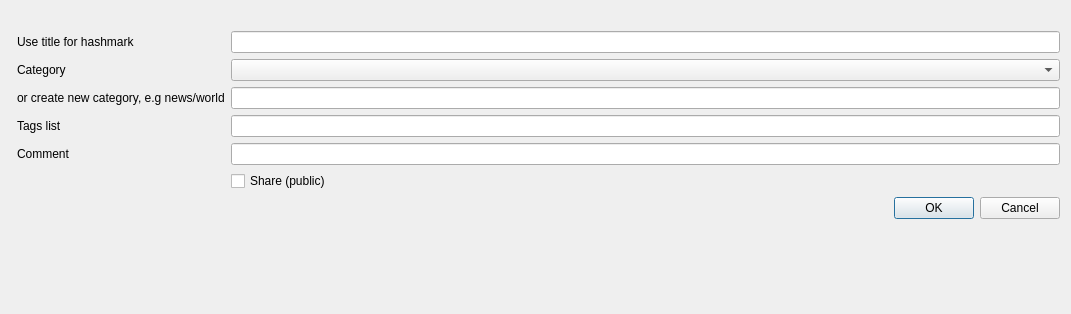
Above: galacteek/ui/addhashmarkdialog.ui from pinnaculum/galacteek before the change. Below: the same form after it.
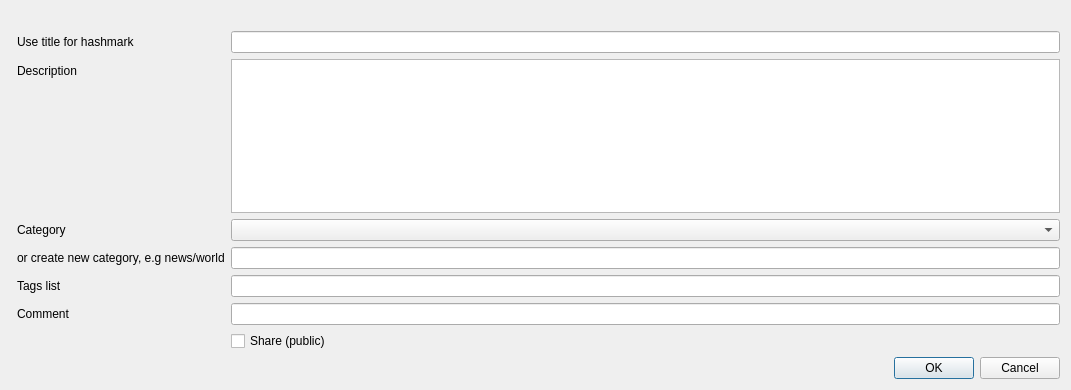
That is the form after the change.

```diff
--- a/galacteek/ui/addhashmarkdialog.ui
+++ b/galacteek/ui/addhashmarkdialog.ui
@@ -7,9 +7,15 @@
     <x>0</x>
     <y>0</y>
     <width>1071</width>
-    <height>314</height>
+    <height>390</height>
    </rect>
   </property>
+  <property name="sizePolicy">
+   <sizepolicy hsizetype="Maximum" vsizetype="Preferred">
+    <horstretch>0</horstretch>
+    <verstretch>0</verstretch>
+   </sizepolicy>
+  </property>
   <property name="maximumSize">
    <size>
     <width>1071</width>
@@ -51,68 +57,82 @@
      <item row="1" column="1">
       <widget class="QLineEdit" name="title"/>
      </item>
-     <item row="2" column="0">
+     <item row="3" column="0">
       <widget class="QLabel" name="label_2">
        <property name="text">
         <string>Category</string>
        </property>
       </widget>
      </item>
-     <item row="2" column="1">
+     <item row="3" column="1">
       <widget class="QComboBox" name="category"/>
      </item>
-     <item row="3" column="0">
+     <item row="4" column="0">
       <widget class="QLabel" name="label_4">
        <property name="text">
         <string>or create new category, e.g news/world</string>
        </property>
       </widget>
      </item>
-     <item row="3" column="1">
+     <item row="4" column="1">
       <widget class="QLineEdit" name="newCategory">
        <property name="maxLength">
         <number>128</number>
        </property>
       </widget>
      </item>
-     <item row="6" column="0">
+     <item row="7" column="0">
       <widget class="QLabel" name="label_3">
        <property name="text">
         <string/>
        </property>
       </widget>
      </item>
-     <item row="6" column="1">
+     <item row="7" column="1">
       <widget class="QCheckBox" name="share">
        <property name="text">
         <string>Share (public)</string>
        </property>
       </widget>
      </item>
-     <item row="4" column="0">
+     <item row="5" column="0">
       <widget class="QLabel" name="label_5">
        <property name="text">
         <string>Tags list</string>
        </property>
       </widget>
      </item>
-     <item row="4" column="1">
+     <item row="5" column="1">
       <widget class="QLineEdit" name="tags">
        <property name="maxLength">
         <number>256</number>
        </property>
       </widget>
      </item>
-     <item row="5" column="0">
+     <item row="6" column="0">
       <widget class="QLabel" name="label_6">
        <property name="text">
         <string>Comment</string>
        </property>
       </widget>
      </item>
-     <item row="5" column="1">
+     <item row="6" column="1">
       <widget class="QLineEdit" name="comment"/>
      </item>
+     <item row="2" column="0">
+      <widget class="QLabel" name="label_7">
+       <property name="text">
+        <string>Description</string>
+       </property>
+      </widget>
+     </item>
+     <item row="2" column="1">
+      <widget class="QTextEdit" name="description">
+       <property name="acceptRichText">
+        <bool>false</bool>
+       </property>
+      </widget>
+     </item>
     </layout>
    </item>
    <item row="14" column="0" colspan="2">
```
Left out of the diff: 2 changed lines with no effect on the pictures.
